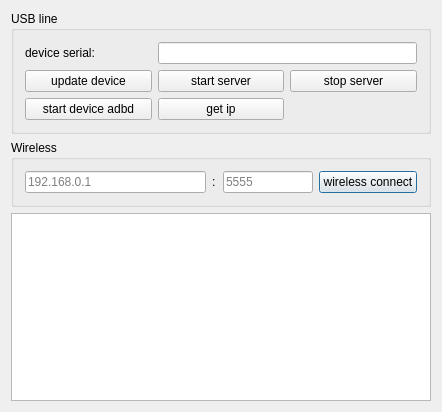
Before: the Qt Designer form QtScrcpy/dialog.ui in barry-ran/QtScrcpy, drawn with Qt 5.
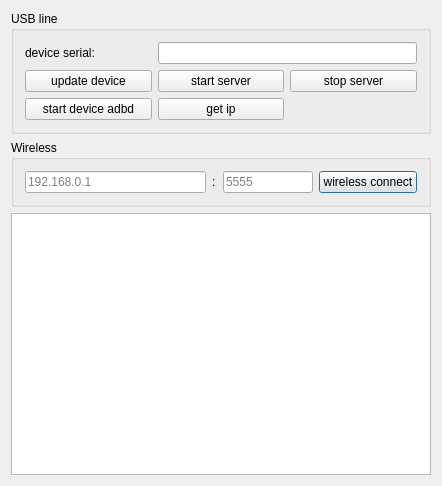
After: the same form once the commit is applied.

What changed in the file:
```diff
--- a/QtScrcpy/dialog.ui
+++ b/QtScrcpy/dialog.ui
@@ -7,7 +7,7 @@
     <x>0</x>
     <y>0</y>
     <width>442</width>
-    <height>412</height>
+    <height>486</height>
    </rect>
   </property>
   <property name="minimumSize">
```
